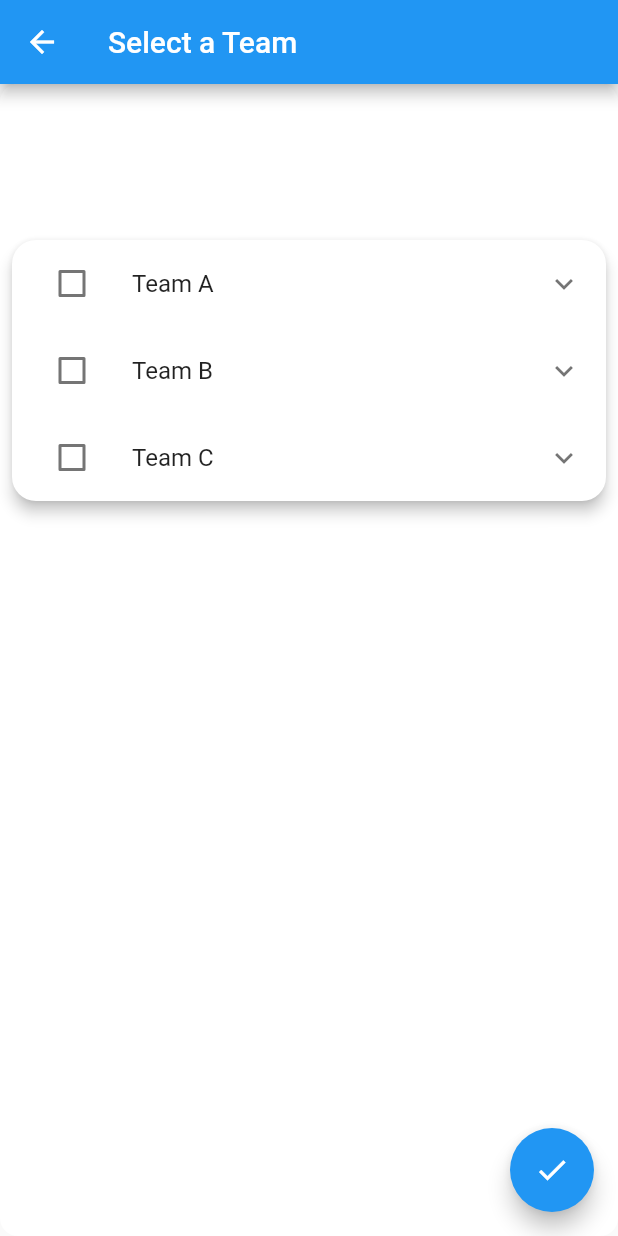
After one commit to stikenganayo/TeamUP, a Flutter app: the CreateChallenge screen opened directly, after a tap on the "add" icon, after a tap on "Select Team", on a phone screen of 412 x 824 dp. The commit adds this screen. Run offline on Flutter 3.47's test engine with Material 2 defaults, Android fonts, the phone set to English and light mode, and no system bars; our stand-ins replace camera; network calls fail.

Commit message:
challenge page updates

```diff
--- /dev/null
+++ b/lib/screens/team_select.dart
@@ -0,0 +1,157 @@
+import 'dart:convert';
+import 'package:flutter/material.dart';
+import 'package:flutter/services.dart';
+import 'dart:io';
+
+class TeamSelect extends StatefulWidget {
+  const TeamSelect({Key? key}) : super(key: key);
+
+  @override
+  State<TeamSelect> createState() => _TeamSelectState();
+}
+
+class _TeamSelectState extends State<TeamSelect> {
+  int _selectedToggleIndex = 0; // Default to the "Events" toggle
+  int _expandedChallengeIndex = -1;
+
+  // Add a variable to store the currently selected index
+  int _selectedTeamIndex = -1;
+
+  // Create a list to keep track of the checked states for each checkbox
+  List<bool> _checkboxStates = [];
+
+  Future<List<dynamic>> loadTeamData() async {
+    String jsonDataFile = 'assets/images/data/team_data.json'; // Default to events_data.json
+
+    final String jsonData = await rootBundle.loadString(jsonDataFile);
+    final jsonDataMap = json.decode(jsonData);
+    final challengeList = jsonDataMap['data'] as List<dynamic>;
+
+    // Filter the challengeList based on the 'user' field ****** This is where it should automatically pull
+    //in the user which is currently logged in
+    final filteredChallengeList = challengeList.where((challenge) => challenge['user'] == 'whiskey').toList();
+
+    return filteredChallengeList;
+  }
+
+  void _confirmTeam() {
+    // Implement your logic here for confirming the team.
+    // You can use the selected data to perform the necessary actions.
+    // For now, let's just print a message as a placeholder.
+    print('Team confirmed');
+
+    // Close the current screen and return to the previous screen.
+    Navigator.pop(context);
+  }
+
+  @override
+  Widget build(BuildContext context) {
+    return Scaffold(
+      appBar: AppBar(
+        title: Text('Select a Team'),
+      ),
+      body: Container(
+        decoration: BoxDecoration(
+          color: Colors.white,
+          borderRadius: BorderRadius.circular(12),
+        ),
+        child: Stack(
+          children: [
+            // Top bar
+            Positioned(
+              top: 100,
+              left: 0,
+              right: 0,
+              height: MediaQuery.of(context).size.height - 100 - (Platform.isIOS ? 90 : 60),
+              child: SingleChildScrollView(
+                physics: const BouncingScrollPhysics(),
+                child: Column(
+                  crossAxisAlignment: CrossAxisAlignment.start,
+                  children: [
+                    // List of Challenges
+                    FutureBuilder<List<dynamic>>(
+                      future: loadTeamData(),
+                      builder: (context, snapshot) {
+                        if (snapshot.connectionState == ConnectionState.waiting) {
+                          return const Center(child: CircularProgressIndicator());
+                        } else if (snapshot.hasError) {
+                          return const Center(child: Text('Error loading data'));
+                        } else if (!snapshot.hasData) {
+                          return Center(child: Text('No data available'));
+                        }
+
+                        final challengeList = snapshot.data!;
+
+                        return ListView.builder(
+                          shrinkWrap: true,
+                          itemCount: challengeList.length,
+                          itemBuilder: (context, index) {
+                            final challenge = challengeList[index];
+                            final challengeType = challenge['user'];
+                            final subChallengeTypes = challenge['subChallengeTypes'] as Map<String, dynamic>;
+                            final isExpanded = index == _expandedChallengeIndex;
+
+                            return Card(
+                              elevation: 4,
+                              margin: const EdgeInsets.symmetric(horizontal: 8, vertical: 4),
+                              shape: RoundedRectangleBorder(
+                                borderRadius: BorderRadius.circular(16),
+                              ),
+                              child: Column(
+                                children: subChallengeTypes.entries.map((entry) {
+                                  final subChallengeData = entry.value as Map<String, dynamic>;
+                                  final subChallengeName = subChallengeData['teamname'] as String?;
+                                  final activities = subChallengeData['teammates'] as List<dynamic>;
+
+                                  return ExpansionTile(
+                                    leading: Checkbox(
+                                      // Add logic here to manage the checked state of the checkbox
+                                      value: false, // Set the initial state (you need to manage this)
+                                      onChanged: (bool? newValue) {
+                                        // Handle the checkbox state change here
+                                        // You can add your logic to manage the state.
+                                      },
+                                    ),
+                                    title: Text(subChallengeName ?? 'Unknown Team'), // Use null-aware operator and provide a default value
+                                    children: [
+                                      ListView.builder(
+                                        shrinkWrap: true,
+                                        itemCount: activities.length,
+                                        itemBuilder: (context, activityIndex) {
+                                          final activity = activities[activityIndex];
+                                          final activityName = activity['name'] as String;
+
+                                          return ListTile(
+                                            title: Text(activityName),
+                                              trailing: const Icon(Icons.person),
+                                              onTap: () {
+
+                                              },
+
+                                              // You can add more details about the activity here
+                                          );
+                                        },
+                                      ),
+                                    ],
+                                  );
+                                }).toList(),
+                              ),
+                            );
+                          },
+                        );
+                      },
+                    ),
+                  ],
+                ),
+              ),
+            ),
+          ],
+        ),
+      ),
+      floatingActionButton: FloatingActionButton(
+        onPressed: _confirmTeam,
+        child: Icon(Icons.check),
+      ),
+    );
+  }
+}
--- a/pubspec.yaml
+++ b/pubspec.yaml
@@ -23,6 +23,7 @@ dev_dependencies:
 flutter:
   uses-material-design: true
   assets:
+    - assets/images/data/team_data.json
     - assets/images/data/challenge_data.json
     - assets/images/data/events_data.json
     - assets/images/data/activities_data.json
```
Also changed, not shown: assets/images/data/team_data.json (added, +220 -0 lines), lib/screens/add_challenge_screen.dart (+21 -26 lines), pubspec.lock.
